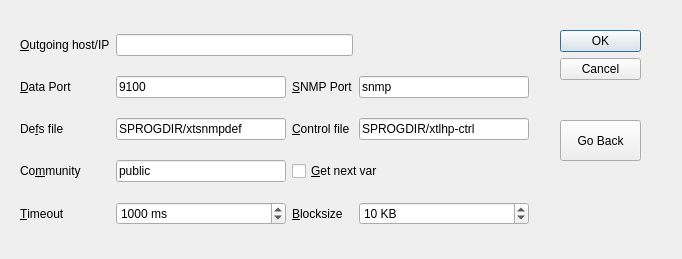
gitGNU/gnu_gnuspool, file ptrinstall/hpnpfparams.ui: the form before one commit.
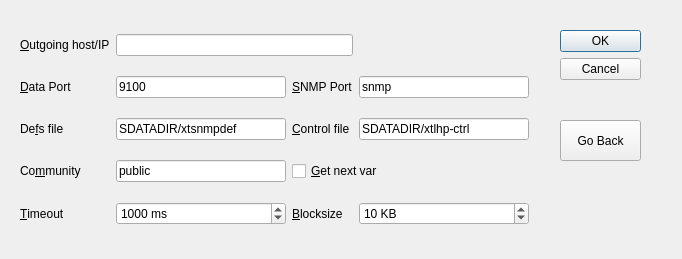
The form after the commit.

Patch:
```diff
--- a/ptrinstall/hpnpfparams.ui
+++ b/ptrinstall/hpnpfparams.ui
@@ -115,7 +115,7 @@
        <string>This file is used to supply macro names for SNMP variables</string>
       </property>
       <property name="text">
-       <string>SPROGDIR/xtsnmpdef</string>
+       <string>SDATADIR/xtsnmpdef</string>
       </property>
      </widget>
     </item>
@@ -135,7 +135,7 @@
        <string>This file is the SNMP operations control file</string>
       </property>
       <property name="text">
-       <string>SPROGDIR/xtlhp-ctrl</string>
+       <string>SDATADIR/xtlhp-ctrl</string>
       </property>
      </widget>
     </item>
```
